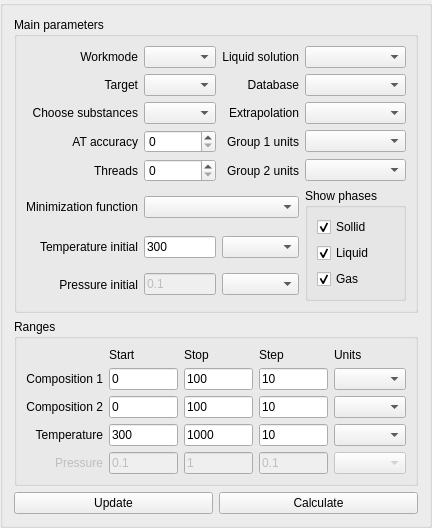
First picture: the form in src/calculationparameters.ui, repository alexonemore/atc, before the edit.
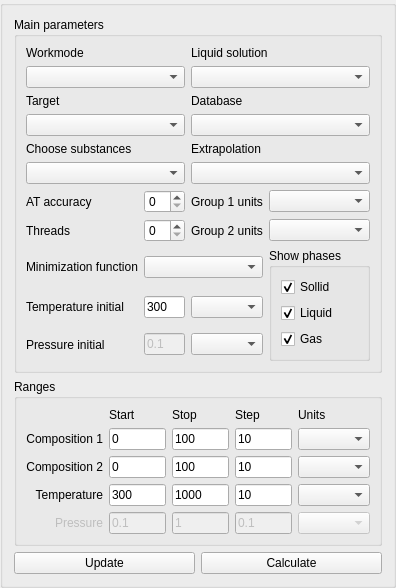
Second picture: the form after the edit.

```diff
--- a/src/calculationparameters.ui
+++ b/src/calculationparameters.ui
@@ -6,8 +6,8 @@
    <rect>
     <x>0</x>
     <y>0</y>
-    <width>432</width>
-    <height>470</height>
+    <width>343</width>
+    <height>527</height>
    </rect>
   </property>
   <property name="sizePolicy">
@@ -28,130 +28,40 @@
      <layout class="QVBoxLayout" name="verticalLayout_2">
       <item>
        <layout class="QGridLayout" name="gridLayout_3">
-        <item row="0" column="0">
-         <widget class="QLabel" name="label_29">
+        <item row="10" column="0">
+         <widget class="QLabel" name="label_6">
           <property name="text">
-           <string>Workmode</string>
+           <string>Pressure initial</string>
           </property>
           <property name="alignment">
-           <set>Qt::AlignRight|Qt::AlignTrailing|Qt::AlignVCenter</set>
+           <set>Qt::AlignLeading|Qt::AlignLeft|Qt::AlignVCenter</set>
           </property>
          </widget>
         </item>
-        <item row="4" column="3">
-         <widget class="QComboBox" name="group2_units"/>
+        <item row="10" column="2">
+         <widget class="QComboBox" name="pressure_initial_units"/>
         </item>
-        <item row="4" column="1">
-         <widget class="QSpinBox" name="threads"/>
-        </item>
-        <item row="5" column="1" colspan="2">
-         <widget class="QComboBox" name="minimization_function"/>
-        </item>
-        <item row="6" column="2">
-         <widget class="QComboBox" name="temperature_initial_units"/>
-        </item>
-        <item row="2" column="3">
-         <widget class="QComboBox" name="extrapolation"/>
-        </item>
-        <item row="3" column="2">
-         <widget class="QLabel" name="label_7">
-          <property name="text">
-           <string>Group 1 units</string>
-          </property>
-          <property name="alignment">
-           <set>Qt::AlignRight|Qt::AlignTrailing|Qt::AlignVCenter</set>
-          </property>
-         </widget>
-        </item>
-        <item row="1" column="0">
-         <widget class="QLabel" name="label_19">
-          <property name="text">
-           <string>Target</string>
-          </property>
-          <property name="alignment">
-           <set>Qt::AlignRight|Qt::AlignTrailing|Qt::AlignVCenter</set>
-          </property>
-         </widget>
-        </item>
-        <item row="5" column="0">
+        <item row="8" column="0">
          <widget class="QLabel" name="label_23">
           <property name="text">
            <string>Minimization function</string>
           </property>
           <property name="alignment">
-           <set>Qt::AlignRight|Qt::AlignTrailing|Qt::AlignVCenter</set>
+           <set>Qt::AlignLeading|Qt::AlignLeft|Qt::AlignVCenter</set>
           </property>
          </widget>
         </item>
-        <item row="3" column="1">
-         <widget class="QSpinBox" name="at_accuracy"/>
-        </item>
-        <item row="1" column="2">
-         <widget class="QLabel" name="label_24">
-          <property name="text">
-           <string>Database</string>
-          </property>
-          <property name="alignment">
-           <set>Qt::AlignRight|Qt::AlignTrailing|Qt::AlignVCenter</set>
-          </property>
-         </widget>
-        </item>
-        <item row="7" column="1">
-         <widget class="QLineEdit" name="pressure_initial">
-          <property name="enabled">
-           <bool>false</bool>
-          </property>
-          <property name="sizePolicy">
-           <sizepolicy hsizetype="Ignored" vsizetype="Fixed">
-            <horstretch>0</horstretch>
-            <verstretch>0</verstretch>
-           </sizepolicy>
-          </property>
-          <property name="text">
-           <string>0.1</string>
-          </property>
-         </widget>
-        </item>
-        <item row="3" column="3">
-         <widget class="QComboBox" name="group1_units"/>
-        </item>
-        <item row="6" column="1">
-         <widget class="QLineEdit" name="temperature_initial">
-          <property name="sizePolicy">
-           <sizepolicy hsizetype="Ignored" vsizetype="Fixed">
-            <horstretch>0</horstretch>
-            <verstretch>0</verstretch>
-           </sizepolicy>
-          </property>
-          <property name="text">
-           <string>300</string>
-          </property>
-         </widget>
-        </item>
-        <item row="4" column="2">
+        <item row="7" column="2">
          <widget class="QLabel" name="label_8">
           <property name="text">
            <string>Group 2 units</string>
           </property>
           <property name="alignment">
-           <set>Qt::AlignRight|Qt::AlignTrailing|Qt::AlignVCenter</set>
+           <set>Qt::AlignLeading|Qt::AlignLeft|Qt::AlignVCenter</set>
           </property>
          </widget>
         </item>
-        <item row="2" column="0">
-         <widget class="QLabel" name="label_28">
-          <property name="text">
-           <string>Choose substances</string>
-          </property>
-          <property name="alignment">
-           <set>Qt::AlignRight|Qt::AlignTrailing|Qt::AlignVCenter</set>
-          </property>
-         </widget>
-        </item>
-        <item row="0" column="3">
-         <widget class="QComboBox" name="liquid_solution"/>
-        </item>
-        <item row="5" column="3" rowspan="3">
+        <item row="8" column="3" rowspan="3">
          <widget class="QGroupBox" name="groupBox_10">
           <property name="sizePolicy">
            <sizepolicy hsizetype="Minimum" vsizetype="Preferred">
@@ -196,81 +106,171 @@
           </layout>
          </widget>
         </item>
-        <item row="2" column="1">
+        <item row="2" column="2" colspan="2">
+         <widget class="QLabel" name="label_24">
+          <property name="text">
+           <string>Database</string>
+          </property>
+          <property name="alignment">
+           <set>Qt::AlignLeading|Qt::AlignLeft|Qt::AlignVCenter</set>
+          </property>
+         </widget>
+        </item>
+        <item row="9" column="0">
+         <widget class="QLabel" name="label_2">
+          <property name="text">
+           <string>Temperature initial</string>
+          </property>
+          <property name="alignment">
+           <set>Qt::AlignLeading|Qt::AlignLeft|Qt::AlignVCenter</set>
+          </property>
+         </widget>
+        </item>
+        <item row="9" column="2">
+         <widget class="QComboBox" name="temperature_initial_units"/>
+        </item>
+        <item row="6" column="3">
+         <widget class="QComboBox" name="group1_units"/>
+        </item>
+        <item row="6" column="1">
+         <widget class="QSpinBox" name="at_accuracy"/>
+        </item>
+        <item row="7" column="1">
+         <widget class="QSpinBox" name="threads"/>
+        </item>
+        <item row="5" column="0" colspan="2">
          <widget class="QComboBox" name="choose_substances"/>
         </item>
-        <item row="3" column="0">
-         <widget class="QLabel" name="label_26">
+        <item row="4" column="2" colspan="2">
+         <widget class="QLabel" name="label_25">
           <property name="text">
-           <string>AT accuracy</string>
+           <string>Extrapolation</string>
           </property>
           <property name="alignment">
-           <set>Qt::AlignRight|Qt::AlignTrailing|Qt::AlignVCenter</set>
+           <set>Qt::AlignLeading|Qt::AlignLeft|Qt::AlignVCenter</set>
           </property>
          </widget>
         </item>
         <item row="7" column="0">
-         <widget class="QLabel" name="label_6">
-          <property name="text">
-           <string>Pressure initial</string>
-          </property>
-          <property name="alignment">
-           <set>Qt::AlignRight|Qt::AlignTrailing|Qt::AlignVCenter</set>
-          </property>
-         </widget>
-        </item>
-        <item row="7" column="2">
-         <widget class="QComboBox" name="pressure_initial_units"/>
-        </item>
-        <item row="4" column="0">
          <widget class="QLabel" name="label_27">
           <property name="text">
            <string>Threads</string>
           </property>
           <property name="alignment">
-           <set>Qt::AlignRight|Qt::AlignTrailing|Qt::AlignVCenter</set>
+           <set>Qt::AlignLeading|Qt::AlignLeft|Qt::AlignVCenter</set>
           </property>
          </widget>
         </item>
+        <item row="4" column="0" colspan="2">
+         <widget class="QLabel" name="label_28">
+          <property name="text">
+           <string>Choose substances</string>
+          </property>
+          <property name="alignment">
+           <set>Qt::AlignLeading|Qt::AlignLeft|Qt::AlignVCenter</set>
+          </property>
+         </widget>
+        </item>
+        <item row="5" column="2" colspan="2">
+         <widget class="QComboBox" name="extrapolation"/>
+        </item>
+        <item row="9" column="1">
+         <widget class="QLineEdit" name="temperature_initial">
+          <property name="sizePolicy">
+           <sizepolicy hsizetype="Ignored" vsizetype="Fixed">
+            <horstretch>0</horstretch>
+            <verstretch>0</verstretch>
+           </sizepolicy>
+          </property>
+          <property name="text">
+           <string>300</string>
+          </property>
+         </widget>
+        </item>
+        <item row="6" column="2">
+         <widget class="QLabel" name="label_7">
+          <property name="text">
+           <string>Group 1 units</string>
+          </property>
+          <property name="alignment">
+           <set>Qt::AlignLeading|Qt::AlignLeft|Qt::AlignVCenter</set>
+          </property>
+         </widget>
+        </item>
+        <item row="8" column="1" colspan="2">
+         <widget class="QComboBox" name="minimization_function"/>
+        </item>
         <item row="6" column="0">
-         <widget class="QLabel" name="label_2">
+         <widget class="QLabel" name="label_26">
           <property name="text">
-           <string>Temperature initial</string>
+           <string>AT accuracy</string>
           </property>
           <property name="alignment">
-           <set>Qt::AlignRight|Qt::AlignTrailing|Qt::AlignVCenter</set>
+           <set>Qt::AlignLeading|Qt::AlignLeft|Qt::AlignVCenter</set>
           </property>
          </widget>
         </item>
-        <item row="0" column="2">
+        <item row="3" column="2" colspan="2">
+         <widget class="QComboBox" name="database"/>
+        </item>
+        <item row="7" column="3">
+         <widget class="QComboBox" name="group2_units"/>
+        </item>
+        <item row="10" column="1">
+         <widget class="QLineEdit" name="pressure_initial">
+          <property name="enabled">
+           <bool>false</bool>
+          </property>
+          <property name="sizePolicy">
+           <sizepolicy hsizetype="Ignored" vsizetype="Fixed">
+            <horstretch>0</horstretch>
+            <verstretch>0</verstretch>
+           </sizepolicy>
+          </property>
+          <property name="text">
+           <string>0.1</string>
+          </property>
+         </widget>
+        </item>
+        <item row="0" column="2" colspan="2">
          <widget class="QLabel" name="label_22">
           <property name="text">
            <string>Liquid solution</string>
           </property>
           <property name="alignment">
-           <set>Qt::AlignRight|Qt::AlignTrailing|Qt::AlignVCenter</set>
+           <set>Qt::AlignLeading|Qt::AlignLeft|Qt::AlignVCenter</set>
           </property>
          </widget>
         </item>
-        <item row="1" column="3">
-         <widget class="QComboBox" name="database"/>
+        <item row="1" column="2" colspan="2">
+         <widget class="QComboBox" name="liquid_solution"/>
         </item>
-        <item row="2" column="2">
-         <widget class="QLabel" name="label_25">
-          <property name="text">
-           <string>Extrapolation</string>
-          </property>
-          <property name="alignment">
-           <set>Qt::AlignRight|Qt::AlignTrailing|Qt::AlignVCenter</set>
-          </property>
-         </widget>
-        </item>
-        <item row="1" column="1">
-         <widget class="QComboBox" name="target"/>
-        </item>
-        <item row="0" column="1">
+        <item row="1" column="0" colspan="2">
          <widget class="QComboBox" name="workmode"/>
         </item>
+        <item row="0" column="0" colspan="2">
+         <widget class="QLabel" name="label_29">
+          <property name="text">
+           <string>Workmode</string>
+          </property>
+          <property name="alignment">
+           <set>Qt::AlignLeading|Qt::AlignLeft|Qt::AlignVCenter</set>
+          </property>
+         </widget>
+        </item>
+        <item row="2" column="0" colspan="2">
+         <widget class="QLabel" name="label_19">
+          <property name="text">
+           <string>Target</string>
+          </property>
+          <property name="alignment">
+           <set>Qt::AlignLeading|Qt::AlignLeft|Qt::AlignVCenter</set>
+          </property>
+         </widget>
+        </item>
+        <item row="3" column="0" colspan="2">
+         <widget class="QComboBox" name="target"/>
+        </item>
        </layout>
       </item>
      </layout>
```
Left out of the diff: 2 changed lines with no effect on the pictures.
